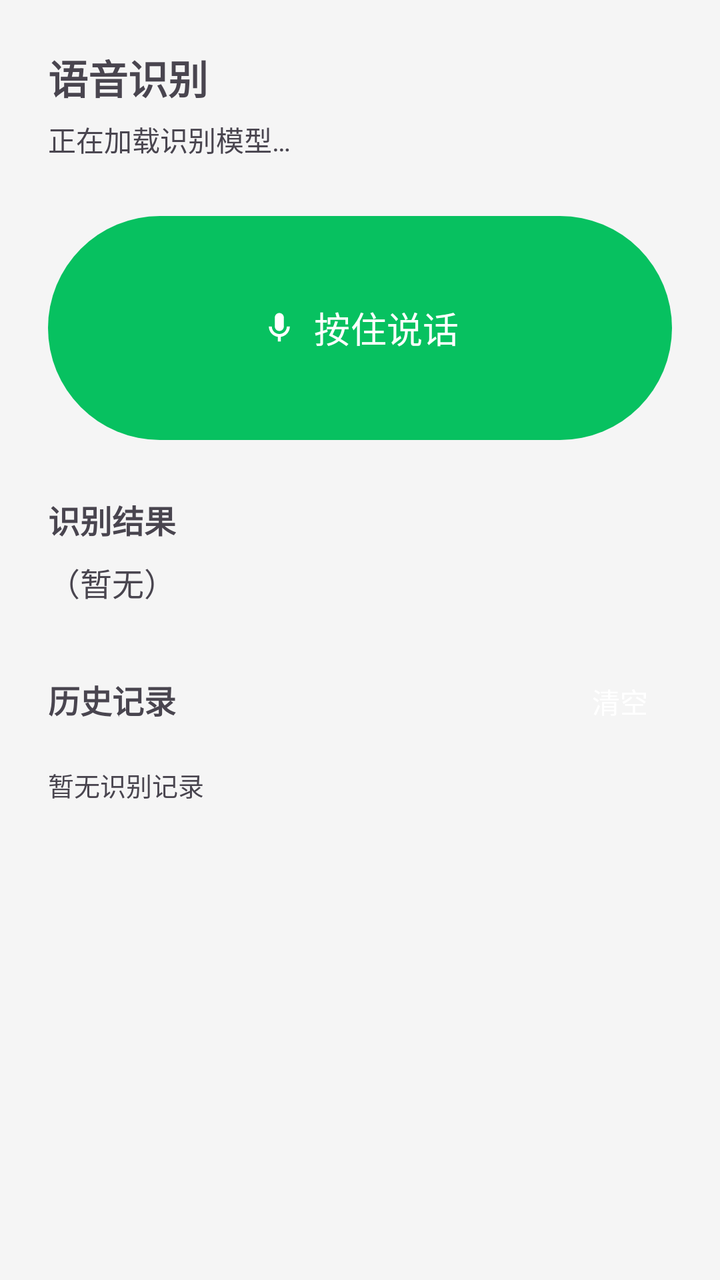
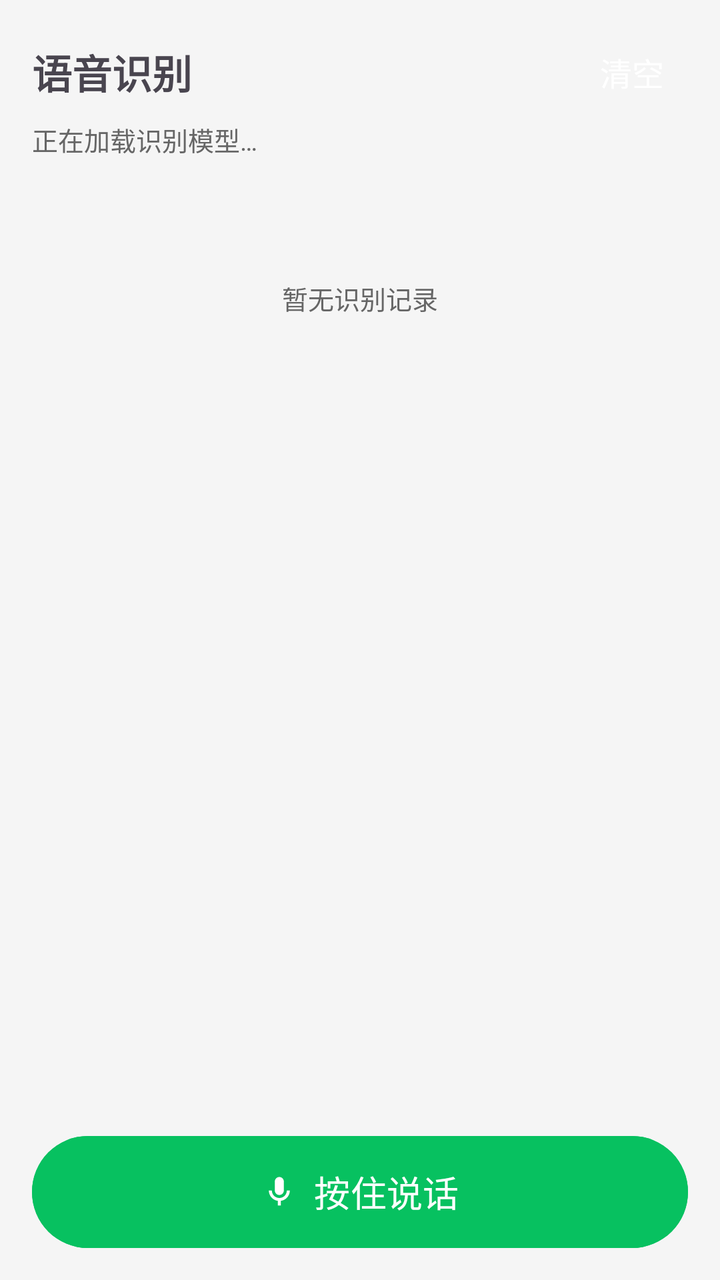

Compare the two renders of this Android layout. The source of the first and the diff that turns it into the second are given below.
<!-- AndroidManifest.xml: application theme Theme.SherpaTest -->
<!-- res/layout/fragment_speech.xml -->
<?xml version="1.0" encoding="utf-8"?>
<ScrollView xmlns:android="http://schemas.android.com/apk/res/android"
    xmlns:app="http://schemas.android.com/apk/res-auto"
    android:layout_width="match_parent"
    android:layout_height="match_parent"
    android:fillViewport="true">

    <LinearLayout
        android:layout_width="match_parent"
        android:layout_height="wrap_content"
        android:orientation="vertical"
        android:padding="24dp">

        <TextView
            android:layout_width="wrap_content"
            android:layout_height="wrap_content"
            android:text="@string/speech_title"
            android:textSize="20sp"
            android:textStyle="bold" />

        
        <TextView
            android:id="@+id/tvStatus"
            android:layout_width="match_parent"
            android:layout_height="wrap_content"
            android:layout_marginTop="6dp"
            android:text="@string/speech_init_loading"
            android:textSize="14sp" />

        <Button
            android:id="@+id/btnHold"
            android:layout_width="match_parent"
            android:layout_height="wrap_content"
            android:layout_marginTop="24dp"
            android:minHeight="120dp"
            android:text="@string/speech_hold_hint"
            android:textSize="18sp"
            app:icon="@drawable/ic_mic"
            app:iconGravity="textStart"
            app:iconPadding="8dp"
            app:iconTint="?attr/colorOnPrimary" />

        <TextView
            android:layout_width="wrap_content"
            android:layout_height="wrap_content"
            android:layout_marginTop="24dp"
            android:text="@string/speech_result_label"
            android:textSize="16sp"
            android:textStyle="bold" />

        <TextView
            android:id="@+id/tvResult"
            android:layout_width="match_parent"
            android:layout_height="wrap_content"
            android:layout_marginTop="8dp"
            android:text="@string/speech_result_empty"
            android:textSize="16sp" />

        <LinearLayout
            android:layout_width="match_parent"
            android:layout_height="wrap_content"
            android:layout_marginTop="24dp"
            android:orientation="horizontal">

            <TextView
                android:layout_width="0dp"
                android:layout_height="wrap_content"
                android:layout_weight="1"
                android:text="@string/speech_history_title"
                android:textSize="16sp"
                android:textStyle="bold" />

            <Button
                android:id="@+id/btnClearHistory"
                android:layout_width="wrap_content"
                android:layout_height="wrap_content"
                android:minWidth="0dp"
                android:paddingStart="12dp"
                android:paddingEnd="12dp"
                android:text="@string/speech_clear_history"
                style="?android:attr/borderlessButtonStyle" />
        </LinearLayout>

        <TextView
            android:id="@+id/tvHistoryEmpty"
            android:layout_width="match_parent"
            android:layout_height="wrap_content"
            android:layout_marginTop="8dp"
            android:text="@string/speech_history_empty"
            android:textSize="13sp" />

        
        <LinearLayout
            android:id="@+id/historyContainer"
            android:layout_width="match_parent"
            android:layout_height="wrap_content"
            android:layout_marginTop="4dp"
            android:orientation="vertical" />

    </LinearLayout>
</ScrollView>
<!-- resources referenced by this layout -->
<resources>
  <!-- drawable ic_mic (drawable) -->
  <?xml version="1.0" encoding="utf-8"?>
  <vector xmlns:android="http://schemas.android.com/apk/res/android"
      android:width="24dp"
      android:height="24dp"
      android:viewportWidth="24"
      android:viewportHeight="24">
  
      
      <path
          android:fillColor="#FFFFFF"
          android:pathData="M12,14c1.66,0 3,-1.34 3,-3V5c0,-1.66 -1.34,-3 -3,-3S9,3.34 9,5v6c0,1.66 1.34,3 3,3z" />
  
      
      <path
          android:fillColor="#FFFFFF"
          android:pathData="M17,11c0,2.76 -2.24,5 -5,5s-5,-2.24 -5,-5H5c0,3.53 2.61,6.43 6,6.92V21h2v-3.08c3.39,-0.49 6,-3.39 6,-6.92h-2z" />
  </vector>
  <string name="speech_clear_history">清空</string>
  <string name="speech_history_empty">暂无识别记录</string>
  <string name="speech_history_title">历史记录</string>
  <string name="speech_hold_hint">按住说话</string>
  <string name="speech_init_loading">正在加载识别模型…</string>
  <string name="speech_result_empty">（暂无）</string>
  <string name="speech_result_label">识别结果</string>
  <string name="speech_title">语音识别</string>
  <style name="Theme.SherpaTest" parent="Theme.Material3.Light.NoActionBar">
          
          <item name="colorPrimary">@color/wechat_green</item>
          <item name="colorOnPrimary">@color/white</item>
  
          
          <item name="colorSurface">@color/app_background</item>
          <item name="colorOnSurface">@color/text_black</item>
          <item name="android:colorBackground">@color/app_background</item>
          <item name="android:windowBackground">@color/app_background</item>
  
          
          <item name="android:textColorPrimary">@color/text_black</item>
          <item name="android:textColorSecondary">@color/text_secondary</item>
  
          
          <item name="colorOnSurfaceVariant">@color/unselected_gray</item>
      </style>
  <color name="wechat_green">#07C160</color>
  <color name="white">#FFFFFF</color>
  <color name="app_background">#F5F5F5</color>
  <color name="text_black">#000000</color>
  <color name="text_secondary">#666666</color>
  <color name="unselected_gray">#8A8A8A</color>
</resources>

<!-- the commit's change to res/layout/fragment_speech.xml (unified diff, before → after) -->
@@ -1,101 +1,113 @@
 <?xml version="1.0" encoding="utf-8"?>
-<ScrollView xmlns:android="http://schemas.android.com/apk/res/android"
+<LinearLayout xmlns:android="http://schemas.android.com/apk/res/android"
     xmlns:app="http://schemas.android.com/apk/res-auto"
     android:layout_width="match_parent"
     android:layout_height="match_parent"
-    android:fillViewport="true">
+    android:orientation="vertical">
 
+    
     <LinearLayout
         android:layout_width="match_parent"
         android:layout_height="wrap_content"
-        android:orientation="vertical"
-        android:padding="24dp">
+        android:gravity="center_vertical"
+        android:orientation="horizontal"
+        android:paddingStart="16dp"
+        android:paddingTop="12dp"
+        android:paddingEnd="16dp">
 
         <TextView
-            android:layout_width="wrap_content"
+            android:layout_width="0dp"
             android:layout_height="wrap_content"
+            android:layout_weight="1"
             android:text="@string/speech_title"
             android:textSize="20sp"
             android:textStyle="bold" />
 
-        
-        <TextView
-            android:id="@+id/tvStatus"
+        <Button
+            android:id="@+id/btnClearHistory"
+            style="?android:attr/borderlessButtonStyle"
+            android:layout_width="wrap_content"
+            android:layout_height="wrap_content"
+            android:minWidth="0dp"
+            android:paddingStart="12dp"
+            android:paddingEnd="12dp"
+            android:text="@string/speech_clear_history"
+            android:textSize="16sp" />
+    </LinearLayout>
+
+    
+    <TextView
+        android:id="@+id/tvStatus"
+        android:layout_width="match_parent"
+        android:layout_height="wrap_content"
+        android:paddingStart="16dp"
+        android:paddingEnd="16dp"
+        android:text="@string/speech_init_loading"
+        android:textColor="@color/text_secondary"
+        android:textSize="13sp" />
+
+    
+    <ScrollView
+        android:id="@+id/historyScroll"
+        android:layout_width="match_parent"
+        android:layout_height="0dp"
+        android:layout_marginTop="4dp"
+        android:layout_weight="1"
+        android:fillViewport="true">
+
+        <LinearLayout
             android:layout_width="match_parent"
             android:layout_height="wrap_content"
-            android:layout_marginTop="6dp"
-            android:text="@string/speech_init_loading"
-            android:textSize="14sp" />
+            android:orientation="vertical"
+            android:paddingStart="16dp"
+            android:paddingTop="8dp"
+            android:paddingEnd="16dp"
+            android:paddingBottom="8dp">
+
+            <TextView
+                android:id="@+id/tvHistoryEmpty"
+                android:layout_width="match_parent"
+                android:layout_height="wrap_content"
+                android:gravity="center"
+                android:paddingTop="48dp"
+                android:paddingBottom="48dp"
+                android:text="@string/speech_history_empty"
+                android:textColor="@color/text_secondary"
+                android:textSize="13sp" />
+
+            <LinearLayout
+                android:id="@+id/historyContainer"
+                android:layout_width="match_parent"
+                android:layout_height="wrap_content"
+                android:orientation="vertical" />
+        </LinearLayout>
+    </ScrollView>
+
+    
+    <FrameLayout
+        android:layout_width="match_parent"
+        android:layout_height="wrap_content"
+        android:paddingStart="16dp"
+        android:paddingTop="8dp"
+        android:paddingEnd="16dp"
+        android:paddingBottom="16dp">
 
         <Button
             android:id="@+id/btnHold"
             android:layout_width="match_parent"
-            android:layout_height="wrap_content"
-            android:layout_marginTop="24dp"
-            android:minHeight="120dp"
+            android:layout_height="56dp"
+            android:backgroundTint="@color/wechat_green"
+            android:insetTop="0dp"
+            android:insetBottom="0dp"
+            android:stateListAnimator="@null"
             android:text="@string/speech_hold_hint"
+            android:textColor="@color/white"
             android:textSize="18sp"
+            app:cornerRadius="28dp"
             app:icon="@drawable/ic_mic"
             app:iconGravity="textStart"
             app:iconPadding="8dp"
-            app:iconTint="?attr/colorOnPrimary" />
+            app:iconTint="@color/white" />
+    </FrameLayout>
 
-        <TextView
-            android:layout_width="wrap_content"
-            android:layout_height="wrap_content"
-            android:layout_marginTop="24dp"
-            android:text="@string/speech_result_label"
-            android:textSize="16sp"
-            android:textStyle="bold" />
-
-        <TextView
-            android:id="@+id/tvResult"
-            android:layout_width="match_parent"
-            android:layout_height="wrap_content"
-            android:layout_marginTop="8dp"
-            android:text="@string/speech_result_empty"
-            android:textSize="16sp" />
-
-        <LinearLayout
-            android:layout_width="match_parent"
-            android:layout_height="wrap_content"
-            android:layout_marginTop="24dp"
-            android:orientation="horizontal">
-
-            <TextView
-                android:layout_width="0dp"
-                android:layout_height="wrap_content"
-                android:layout_weight="1"
-                android:text="@string/speech_history_title"
-                android:textSize="16sp"
-                android:textStyle="bold" />
-
-            <Button
-                android:id="@+id/btnClearHistory"
-                android:layout_width="wrap_content"
-                android:layout_height="wrap_content"
-                android:minWidth="0dp"
-                android:paddingStart="12dp"
-                android:paddingEnd="12dp"
-                android:text="@string/speech_clear_history"
-                style="?android:attr/borderlessButtonStyle" />
-        </LinearLayout>
-
-        <TextView
-            android:id="@+id/tvHistoryEmpty"
-            android:layout_width="match_parent"
-            android:layout_height="wrap_content"
-            android:layout_marginTop="8dp"
-            android:text="@string/speech_history_empty"
-            android:textSize="13sp" />
-
-        
-        <LinearLayout
-            android:id="@+id/historyContainer"
-            android:layout_width="match_parent"
-            android:layout_height="wrap_content"
-            android:layout_marginTop="4dp"
-            android:orientation="vertical" />
-
-    </LinearLayout>
-</ScrollView>
+</LinearLayout>
<!-- resource entries referenced after the edit -->
@@ -20,11 +20,8 @@
   </vector>
   <string name="speech_clear_history">清空</string>
   <string name="speech_history_empty">暂无识别记录</string>
-  <string name="speech_history_title">历史记录</string>
   <string name="speech_hold_hint">按住说话</string>
   <string name="speech_init_loading">正在加载识别模型…</string>
-  <string name="speech_result_empty">（暂无）</string>
-  <string name="speech_result_label">识别结果</string>
   <string name="speech_title">语音识别</string>
   <style name="Theme.SherpaTest" parent="Theme.Material3.Light.NoActionBar">
           
@@ -43,6 +40,9 @@
   
           
           <item name="colorOnSurfaceVariant">@color/unselected_gray</item>
+  
+          
+          <item name="materialButtonStyle">@style/Widget.App.Button</item>
       </style>
   <color name="wechat_green">#07C160</color>
   <color name="white">#FFFFFF</color>
@@ -50,5 +50,8 @@
   <color name="text_black">#000000</color>
   <color name="text_secondary">#666666</color>
   <color name="unselected_gray">#8A8A8A</color>
+  <style name="Widget.App.Button" parent="Widget.Material3.Button">
+          <item name="android:textSize">18sp</item>
+      </style>
 </resources>
 
